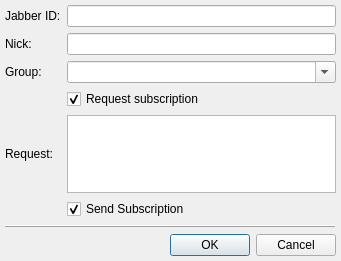
Qt form Vacuum/trunk/src/plugins/rosterchanger/addcontactdialog.ui (vacuum-im/vacuum-im) before a commit.
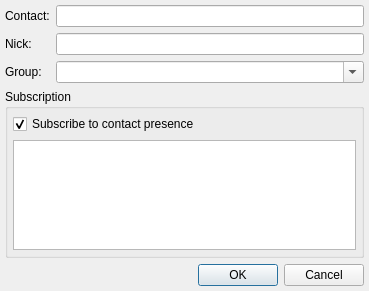
The same form after that commit.

Commit message: Обновлены диалоги AddContactDialog и SubscriptionDialog. Добавлена возможность автоматически подписывать и отписывать контакты.

```diff
--- a/Vacuum/trunk/src/plugins/rosterchanger/addcontactdialog.ui
+++ b/Vacuum/trunk/src/plugins/rosterchanger/addcontactdialog.ui
@@ -5,54 +5,31 @@
    <rect>
     <x>0</x>
     <y>0</y>
-    <width>341</width>
-    <height>261</height>
+    <width>369</width>
+    <height>291</height>
    </rect>
   </property>
   <property name="windowTitle" >
    <string>AddContactDialog</string>
   </property>
-  <layout class="QGridLayout" >
-   <property name="leftMargin" >
+  <layout class="QVBoxLayout" name="lytMainLayout" >
+   <property name="margin" >
     <number>5</number>
    </property>
-   <property name="topMargin" >
-    <number>5</number>
-   </property>
-   <property name="rightMargin" >
-    <number>5</number>
-   </property>
-   <property name="bottomMargin" >
-    <number>5</number>
-   </property>
-   <property name="horizontalSpacing" >
-    <number>6</number>
-   </property>
-   <property name="verticalSpacing" >
-    <number>6</number>
-   </property>
-   <item row="0" column="1" >
-    <widget class="QLineEdit" name="lneJabberId" />
-   </item>
+   <item>
+    <layout class="QFormLayout" name="formLayout" >
    <item row="0" column="0" >
-    <widget class="QLabel" name="lblJabberId" >
+      <widget class="QLabel" name="lblContact" >
      <property name="text" >
-      <string>Jabber ID:</string>
+        <string>Contact:</string>
      </property>
      <property name="buddy" >
       <cstring>lneJabberId</cstring>
      </property>
     </widget>
    </item>
-   <item row="7" column="0" colspan="2" >
-    <widget class="QDialogButtonBox" name="btbButtons" >
-     <property name="orientation" >
-      <enum>Qt::Horizontal</enum>
-     </property>
-     <property name="standardButtons" >
-      <set>QDialogButtonBox::Cancel|QDialogButtonBox::NoButton|QDialogButtonBox::Ok</set>
-     </property>
-    </widget>
+     <item row="0" column="1" >
+      <widget class="QLineEdit" name="lneContact" />
    </item>
    <item row="1" column="0" >
     <widget class="QLabel" name="lblNickName" >
@@ -64,6 +41,9 @@
      </property>
     </widget>
    </item>
+     <item row="1" column="1" >
+      <widget class="QLineEdit" name="lneNickName" />
+     </item>
    <item row="2" column="0" >
     <widget class="QLabel" name="lblGroup" >
      <property name="text" >
@@ -84,21 +64,29 @@
      </property>
     </widget>
    </item>
-   <item row="1" column="1" >
-    <widget class="QLineEdit" name="lneNickName" />
+    </layout>
    </item>
-   <item row="4" column="0" >
-    <widget class="QLabel" name="lblRequest" >
+   <item>
+    <widget class="QGroupBox" name="grbSubscription" >
+     <property name="title" >
+      <string>Subscription</string>
+     </property>
+     <layout class="QVBoxLayout" name="verticalLayout" >
+      <property name="margin" >
+       <number>5</number>
+      </property>
+      <item>
+       <widget class="QCheckBox" name="chbSubscribe" >
      <property name="text" >
-      <string>Request:</string>
-     </property>
-     <property name="buddy" >
-      <cstring>tedRequest</cstring>
+         <string>Subscribe to contact presence</string>
+        </property>
+        <property name="checked" >
+         <bool>true</bool>
      </property>
     </widget>
    </item>
-   <item row="4" column="1" >
-    <widget class="QTextEdit" name="tedRequest" >
+      <item>
+       <widget class="QTextEdit" name="tedMessage" >
      <property name="sizePolicy" >
       <sizepolicy vsizetype="Expanding" hsizetype="Expanding" >
        <horstretch>0</horstretch>
@@ -110,33 +98,16 @@
      </property>
     </widget>
    </item>
-   <item row="3" column="1" >
-    <widget class="QCheckBox" name="chbRequestSubscr" >
-     <property name="text" >
-      <string>Request subscription</string>
-     </property>
-     <property name="checked" >
-      <bool>true</bool>
-     </property>
+     </layout>
     </widget>
    </item>
-   <item row="5" column="1" >
-    <widget class="QCheckBox" name="chbSendSubscr" >
-     <property name="text" >
-      <string>Send Subscription</string>
+   <item>
+    <widget class="QDialogButtonBox" name="dbbButtons" >
+     <property name="orientation" >
+      <enum>Qt::Horizontal</enum>
      </property>
-     <property name="checked" >
-      <bool>true</bool>
-     </property>
-    </widget>
-   </item>
-   <item row="6" column="0" colspan="2" >
-    <widget class="QFrame" name="frame" >
-     <property name="frameShape" >
-      <enum>QFrame::HLine</enum>
-     </property>
-     <property name="frameShadow" >
-      <enum>QFrame::Raised</enum>
+     <property name="standardButtons" >
+      <set>QDialogButtonBox::Cancel|QDialogButtonBox::Ok</set>
      </property>
     </widget>
    </item>
```
Left out of the diff: 37 changed lines with no effect on the pictures. Lines whose indentation alone changed are shown as unchanged. The commit also changes 19 other files.
